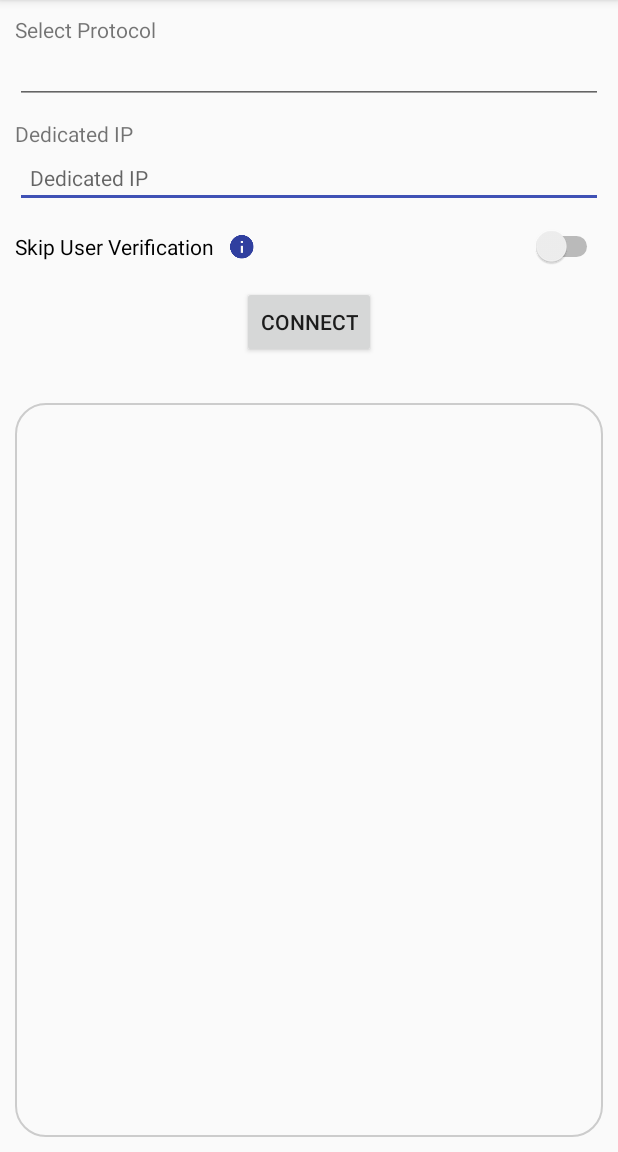
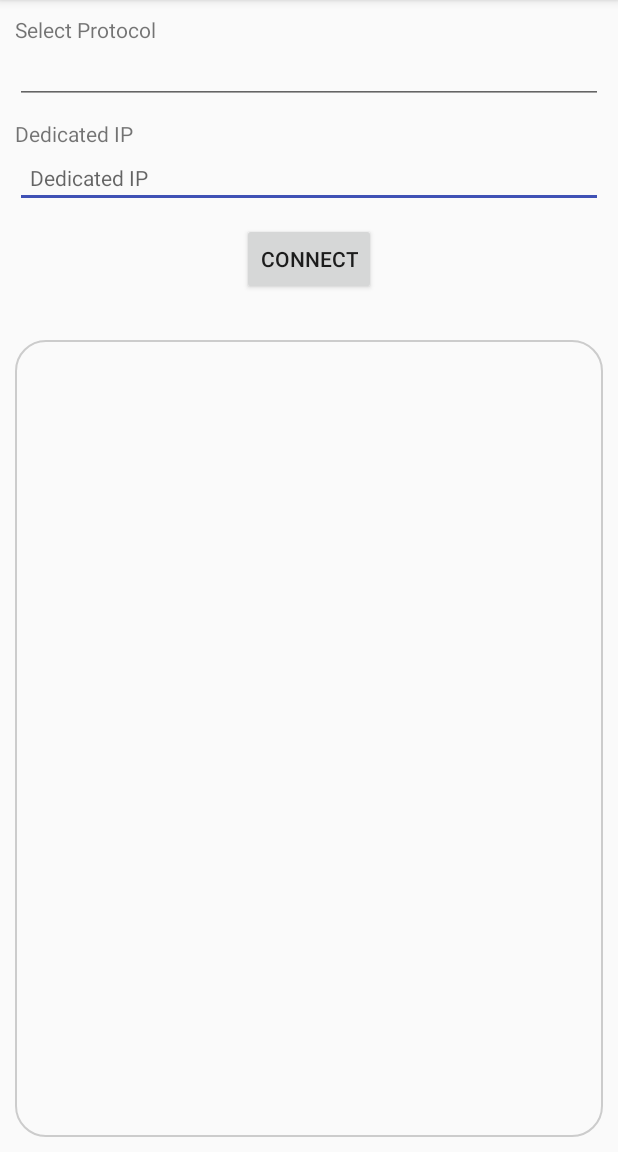
Before and after one commit to AtomSDK/atomsdk-demo-android, an Android app: the ConnectWithDedicatedIPFragment screen opened directly, with no data from a screen before it, on a phone screen of 412 x 824 dp, the part 84-1236 px from its top. Run offline under Robolectric (Android 15) with nearby library versions, the phone set to English and light mode, and no system bars; libraries missing offline, so code that uses them is left out: com.atom.sdk; 7 statements that could not run were skipped.

Commit message:
Atom Sample 2.2.0

```diff
--- a/AtomSdk-2.1.0/build.gradle
+++ /dev/null
@@ -1,2 +0,0 @@
-configurations.maybeCreate("default")
-artifacts.add("default", file('AtomSdk-2.1.0.aar'))
--- /dev/null
+++ b/AtomSdk-2.2.0/build.gradle
@@ -0,0 +1,2 @@
+configurations.maybeCreate("default")
+artifacts.add("default", file('AtomSdk-2.2.0.aar'))
--- a/app/build.gradle
+++ b/app/build.gradle
@@ -18,8 +18,8 @@ android {
         applicationId "com.atom.vpn.demo"
         minSdkVersion 16
         targetSdkVersion 28
-        versionCode 3
-        versionName "2.1.0"
+        versionCode 5
+        versionName "2.2.0"
         testInstrumentationRunner "android.support.test.runner.AndroidJUnitRunner"
         multiDexKeepProguard file("proguard.multidex.config")
 
@@ -50,5 +50,5 @@ dependencies {
     implementation 'com.android.support:support-v4:28.0.0'
     implementation 'com.github.vihtarb:tooltip:0.1.9'
     implementation "org.jetbrains.kotlin:kotlin-stdlib-jdk7:$kotlin_version"
-    implementation project(':AtomSdk-2.1.0')
+    implementation project(':AtomSdk-2.2.0')
 }
--- a/app/src/main/java/com/atom/vpn/demo/AtomDemoApplicationController.java
+++ b/app/src/main/java/com/atom/vpn/demo/AtomDemoApplicationController.java
@@ -5,12 +5,14 @@
 package com.atom.vpn.demo;
 
 import android.app.Application;
+import android.graphics.Color;
 import android.text.TextUtils;
 import android.widget.Toast;
 
 
 import com.atom.sdk.android.AtomConfiguration;
 import com.atom.sdk.android.AtomManager;
+import com.atom.sdk.android.AtomNotification;
 import com.atom.sdk.android.exceptions.AtomValidationException;
 import com.atom.vpn.demo.common.Constants;
 
@@ -22,6 +24,8 @@ public class AtomDemoApplicationController extends Application {
 
     private static AtomDemoApplicationController mInstance;
     private AtomManager atomManager;
+
+    private final int NOTIFICATION_ID = 99999;
 
     public static synchronized AtomDemoApplicationController getInstance() {
         return mInstance;
@@ -44,6 +48,8 @@ public class AtomDemoApplicationController extends Application {
             // configure the ATOM SDK
             AtomConfiguration.Builder atomConfigurationBuilder = new AtomConfiguration.Builder(ATOM_SECRET_KEY);
             atomConfigurationBuilder.setVpnInterfaceName("Atom SDK Demo");
+            AtomNotification.Builder atomNotificationBuilder = new AtomNotification.Builder(NOTIFICATION_ID,"Atom SDK Demo","You are now secured with Atom",R.drawable.ic_stat_icn_connected, Color.BLUE);
+            atomConfigurationBuilder.setNotification(atomNotificationBuilder.build());
             AtomConfiguration atomConfiguration = atomConfigurationBuilder.build();
             try {
                 AtomManager.initialize(this, atomConfiguration, new AtomManager.InitializeCallback() {
--- a/app/src/main/java/com/atom/vpn/demo/fragment/ConnectWithDedicatedIPFragment.java
+++ b/app/src/main/java/com/atom/vpn/demo/fragment/ConnectWithDedicatedIPFragment.java
@@ -24,11 +24,9 @@ import com.atom.sdk.android.ConnectionDetails;
 import com.atom.sdk.android.Errors;
 import com.atom.sdk.android.ProtocolName;
 import com.atom.sdk.android.ProtocolType;
-import com.atom.sdk.android.ServerType;
 import com.atom.sdk.android.VPNCredentials;
 import com.atom.sdk.android.VPNProperties;
 import com.atom.sdk.android.VPNStateListener;
-import com.atom.sdk.android.data.callbacks.CollectionCallback;
 import com.atom.sdk.android.data.model.protocol.Protocol;
 import com.atom.sdk.android.exceptions.AtomException;
 import com.atom.sdk.android.exceptions.AtomValidationException;
@@ -37,14 +35,12 @@ import com.atom.vpn.demo.R;
 import com.atom.vpn.demo.activity.ConnectActivity;
 import com.atom.vpn.demo.common.Constants;
 import com.atom.vpn.demo.common.logger.Log;
-import com.tooltip.Tooltip;
 
 import java.text.SimpleDateFormat;
 import java.util.Date;
 import java.util.List;
 import java.util.Locale;
 
-import static br.com.zbra.androidlinq.Linq.stream;
 import static com.atom.vpn.demo.common.Utilities.changeButtonState;
 import static com.atom.vpn.demo.common.Utilities.changeButtonText;
 
@@ -57,7 +53,6 @@ public class ConnectWithDedicatedIPFragment extends Fragment implements VPNState
     private List<Protocol> protocolList;
     //IKEV is only supported protocol for dedicated ip
     private Protocol supportedProtocol;
-    private Switch switchSkipUserVerification;
     private Button btnConnect;
 
     private String uuid,vpnUsername,vpnPassword;
@@ -109,32 +104,6 @@ public class ConnectWithDedicatedIPFragment extends Fragment implements VPNState
     public void onViewCreated(@NonNull View view, @Nullable Bundle savedInstanceState) {
         super.onViewCreated(view, savedInstanceState);
 
-        switchSkipUserVerification = view.findViewById(R.id.switchSkipUserVerification);
-
-        ImageView skipUserVerificationHint = view.findViewById(R.id.skipUserVerificationHint);
-        Tooltip.Builder skipUserVerificationHintTipBuilder = new Tooltip.Builder(skipUserVerificationHint, R.style.TooltipStyle);
-        Tooltip skipUserVerificationHintTip = skipUserVerificationHintTipBuilder.setText(Constants.TooltipSkipVerify).setDismissOnClick(true).build();
-
-        skipUserVerificationHint.setOnClickListener(new View.OnClickListener() {
-            @Override
-            public void onClick(View v) {
-
-                if (!skipUserVerificationHintTip.isShowing()) {
-                    skipUserVerificationHintTip.show();
-                    final Handler handler = new Handler();
-                    handler.postDelayed(new Runnable() {
-                        @Override
-                        public void run() {
-                            skipUserVerificationHintTip.dismiss();
-                        }
-                    }, 3000);
-                } else {
-                    skipUserVerificationHintTip.dismiss();
-                }
-
-            }
-        });
-
 
         etDedicatedIP =  view.findViewById(R.id.etDedicatedIP);
 
@@ -169,9 +138,6 @@ public class ConnectWithDedicatedIPFragment extends Fragment implements VPNState
                                     vpnPropertiesBuilder = new VPNProperties.Builder(
                                             etDedicatedIP.getText().toString(), supportedProtocol);
 
-                                        if (switchSkipUserVerification.isChecked()) {
-                                            vpnPropertiesBuilder.withSkipUserVerification();
-                                        }
 
                                         if (!TextUtils.isEmpty(vpnUsername) && !TextUtils.isEmpty(vpnPassword)) {
                                             AtomDemoApplicationController.getInstance().getAtomManager().setVPNCredentials(new VPNCredentials(vpnUsername, vpnPassword));
--- a/app/src/main/res/layout/fragment_connect_with_dedicatedip.xml
+++ b/app/src/main/res/layout/fragment_connect_with_dedicatedip.xml
@@ -42,29 +42,6 @@
         android:textSize="14sp"
         android:theme="@style/BrandedEditText.control" />
 
-    <RelativeLayout
-        android:layout_width="match_parent"
-        android:layout_height="wrap_content"
-        android:layout_marginTop="10dp">
-
-        <Switch
-            android:id="@+id/switchSkipUserVerification"
-            android:layout_width="match_parent"
-            android:layout_height="wrap_content"
-            android:layout_centerVertical="true"
-            android:text="@string/lbl_skip_user_verification"
-            android:theme="@style/BrandedSwitch.control" />
-
-        <ImageView
-            android:id="@+id/skipUserVerificationHint"
-            android:layout_width="wrap_content"
-            android:layout_height="wrap_content"
-            android:layout_centerVertical="true"
-            android:layout_marginLeft="135dp"
-            android:background="@drawable/ic_info"
-            android:gravity="center_horizontal" />
-
-    </RelativeLayout>
 
     <RelativeLayout
         android:layout_width="match_parent"
--- a/settings.gradle
+++ b/settings.gradle
@@ -1 +1 @@
-include ':app', ':AtomSdk-2.1.0'
+include ':app', ':AtomSdk-2.2.0'
```
Also changed, not shown: 2 other files.
